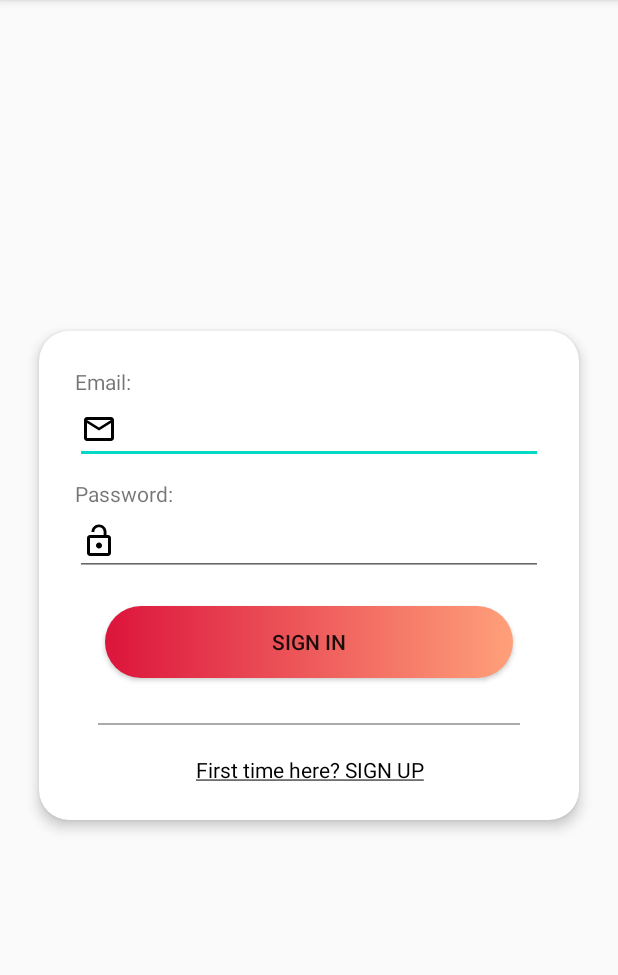
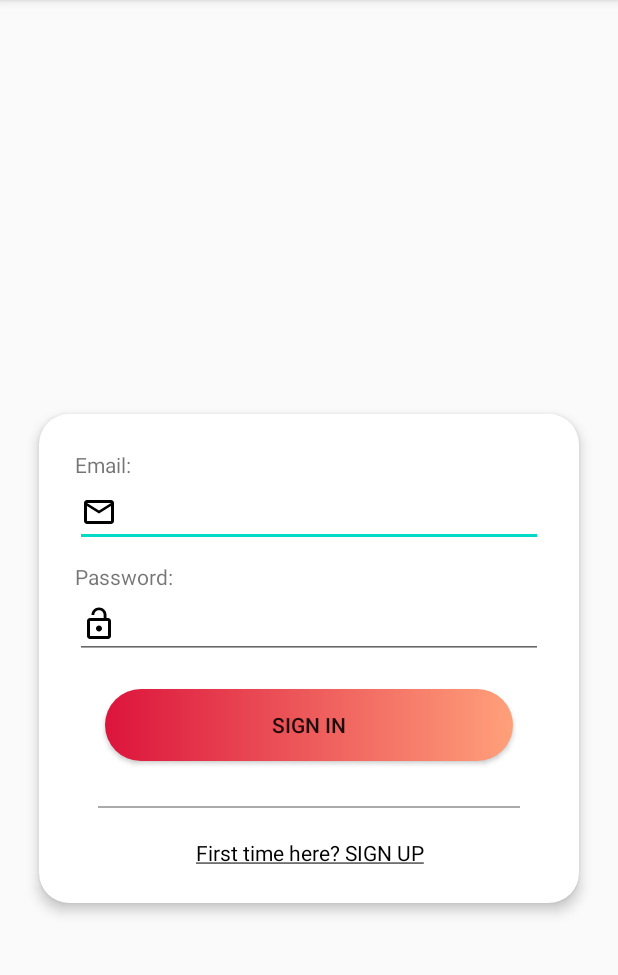
Before and after one commit to sridhar051/Nudle-Android, an Android app: the screen it shows after launch (SignInActivity), on a phone screen of 412 x 824 dp, the part 84-1059 px from its top. Run offline under Robolectric (Android 15) with nearby library versions, the phone set to English and light mode, and no system bars.

Commit message:
Constrained the cardview

```diff
--- a/app/src/main/res/layout/activity_sign_in.xml
+++ b/app/src/main/res/layout/activity_sign_in.xml
@@ -12,7 +12,9 @@
     <androidx.cardview.widget.CardView
         android:layout_width="match_parent"
         android:layout_height="wrap_content"
-        android:layout_margin="10dp"
+        android:layout_marginLeft="10dp"
+        android:layout_marginRight="10dp"
+        android:layout_marginTop="110dp"
         app:cardElevation="5dp"
         app:cardCornerRadius="20dp">
 
```
